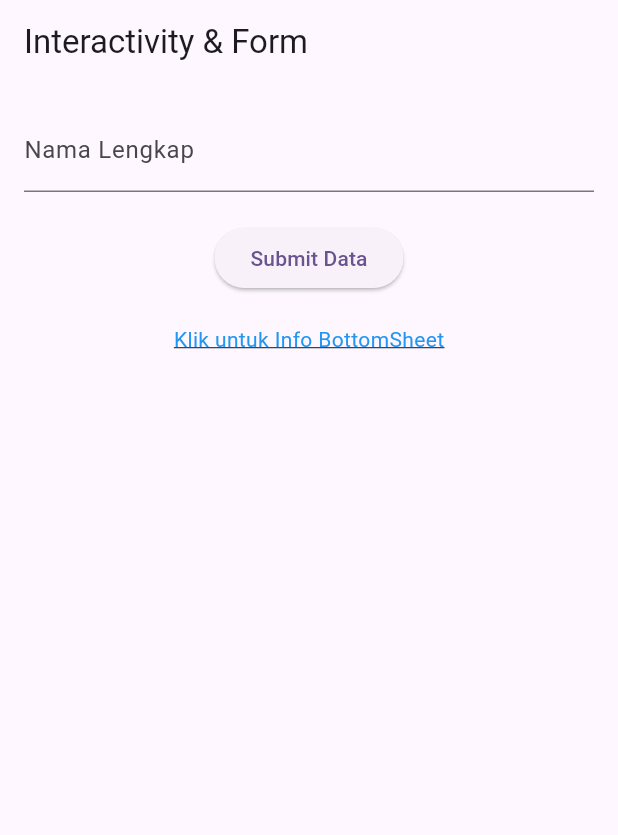
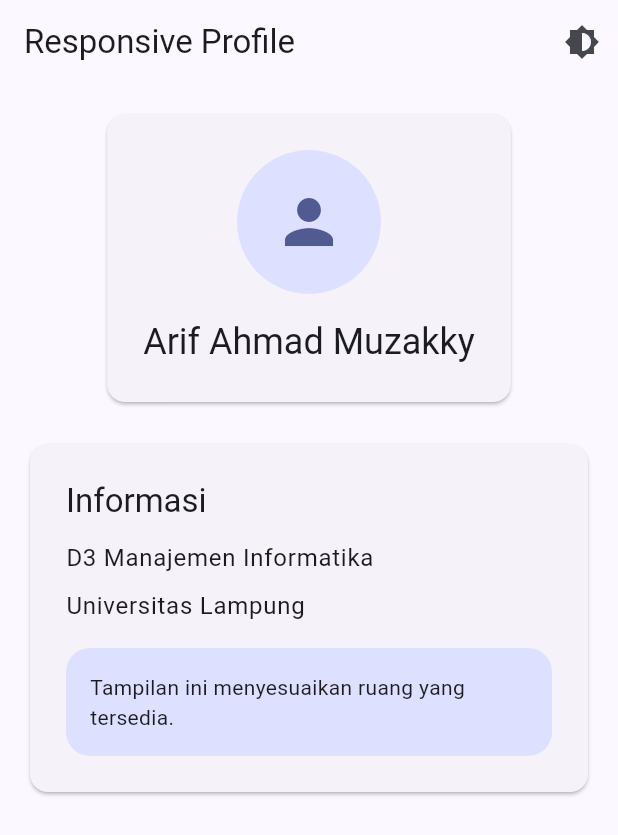
Before and after one commit to PaleHiu/prak-pwl-2407051017, a Flutter app: the screen it shows after launch, on a phone screen of 412 x 824 dp. Shown: the top 835 px of the screen. Run offline on Flutter 3.47's test engine with Material 3 defaults, Android fonts, the phone set to English and light mode, and no system bars.

Commit message:
Pertemuan 5: Adaptive & Responsive Design & Theming

```diff
--- /dev/null
+++ b/lib/app_theme.dart
@@ -0,0 +1,19 @@
+import 'package:flutter/material.dart';
+
+class AppTheme {
+  static final ThemeData lightTheme = ThemeData(
+    useMaterial3: true,
+    colorScheme: ColorScheme.fromSeed(
+      seedColor: Colors.indigo,
+      brightness: Brightness.light,
+    ),
+  );
+
+  static final ThemeData darkTheme = ThemeData(
+    useMaterial3: true,
+    colorScheme: ColorScheme.fromSeed(
+      seedColor: Colors.indigo,
+      brightness: Brightness.dark,
+    ),
+  );
+}
--- a/lib/main.dart
+++ b/lib/main.dart
@@ -1,25 +1,43 @@
 import 'package:flutter/material.dart';
-import 'column_widget.dart';
-import 'row_widget.dart';
-import 'first_widget.dart';
-import 'form_widget.dart';
+// import 'column_widget.dart';
+// import 'row_widget.dart';
+// import 'first_widget.dart';
+// import 'form_widget.dart';
+import 'app_theme.dart';
+import 'responsive_profile.dart';
 
 void main() {
   runApp(const MyApp());
 }
 
-class MyApp extends StatelessWidget {
+class MyApp extends StatefulWidget {
   const MyApp({super.key});
+
+  @override
+  State<MyApp> createState() => _MyAppState();
+}
+
+class _MyAppState extends State<MyApp> {
+  ThemeMode themeMode = ThemeMode.light;
+
+  void toggleTheme() {
+    setState(() {
+      themeMode =
+          themeMode == ThemeMode.light ? ThemeMode.dark : ThemeMode.light;
+    });
+  }
 
   @override
   Widget build(BuildContext context) {
     return MaterialApp(
-      title: 'Praktikum Mobile Lanjut',
-      theme: ThemeData(
-        colorScheme: ColorScheme.fromSeed(seedColor: Colors.deepPurple),
-        useMaterial3: true,
+      debugShowCheckedModeBanner: false,
+      title: 'Responsive Profile',
+      theme: AppTheme.lightTheme,
+      darkTheme: AppTheme.darkTheme,
+      themeMode: themeMode,
+      home: ResponsiveProfilePage(
+        onThemeChanged: toggleTheme,
       ),
-      home: const FormWidget(),
     );
   }
 }
--- /dev/null
+++ b/lib/responsive_profile.dart
@@ -0,0 +1,136 @@
+import 'package:flutter/material.dart';
+
+class ResponsiveProfilePage extends StatelessWidget {
+  final VoidCallback onThemeChanged;
+
+  const ResponsiveProfilePage({
+    super.key,
+    required this.onThemeChanged,
+  });
+
+  @override
+  Widget build(BuildContext context) {
+    final size = MediaQuery.of(context).size;
+
+    return Scaffold(
+      appBar: AppBar(
+        title: const Text('Responsive Profile'),
+        actions: [
+          IconButton(
+            onPressed: onThemeChanged,
+            icon: const Icon(Icons.brightness_6),
+          ),
+        ],
+      ),
+      body: Padding(
+        padding: EdgeInsets.all(size.width < 600 ? 16 : 32),
+        child: LayoutBuilder(
+          builder: (context, constraints) {
+            return OrientationBuilder(
+              builder: (context, orientation) {
+                final isWide =
+                    constraints.maxWidth >= 600 ||
+                    orientation == Orientation.landscape;
+
+                return isWide
+                    ? const Row(
+                        crossAxisAlignment: CrossAxisAlignment.start,
+                        children: [
+                          Expanded(child: _ProfileHeader()),
+                          SizedBox(width: 24),
+                          Expanded(child: _ProfileInfo()),
+                        ],
+                      )
+                    : const Column(
+                        children: [
+                          _ProfileHeader(),
+                          SizedBox(height: 20),
+                          _ProfileInfo(),
+                        ],
+                      );
+              },
+            );
+          },
+        ),
+      ),
+    );
+  }
+}
+
+class _ProfileHeader extends StatelessWidget {
+  const _ProfileHeader();
+
+  @override
+  Widget build(BuildContext context) {
+    return Card(
+      child: Padding(
+        padding: const EdgeInsets.all(24),
+        child: Column(
+          children: [
+            CircleAvatar(
+              radius: 48,
+              child: Icon(
+                Icons.person,
+                size: 48,
+                color: Theme.of(context).colorScheme.primary,
+              ),
+            ),
+            const SizedBox(height: 16),
+            Text(
+              'Arif Ahmad Muzakky',
+              style: Theme.of(context).textTheme.headlineSmall,
+              textAlign: TextAlign.center,
+            ),
+          ],
+        ),
+      ),
+    );
+  }
+}
+
+class _ProfileInfo extends StatelessWidget {
+  const _ProfileInfo();
+
+  @override
+  Widget build(BuildContext context) {
+    final scheme = Theme.of(context).colorScheme;
+
+    return Card(
+      child: Padding(
+        padding: const EdgeInsets.all(24),
+        child: Column(
+          crossAxisAlignment: CrossAxisAlignment.start,
+          children: [
+            Text(
+              'Informasi',
+              style: Theme.of(context).textTheme.titleLarge,
+            ),
+            const SizedBox(height: 12),
+            Text(
+              'D3 Manajemen Informatika',
+              style: Theme.of(context).textTheme.bodyLarge,
+            ),
+            const SizedBox(height: 8),
+            Text(
+              'Universitas Lampung',
+              style: Theme.of(context).textTheme.bodyLarge,
+            ),
+            const SizedBox(height: 16),
+            Container(
+              width: double.infinity,
+              padding: const EdgeInsets.all(16),
+              decoration: BoxDecoration(
+                color: scheme.primaryContainer,
+                borderRadius: BorderRadius.circular(16),
+              ),
+              child: Text(
+                'Tampilan ini menyesuaikan ruang yang tersedia.',
+                style: Theme.of(context).textTheme.bodyMedium,
+              ),
+            ),
+          ],
+        ),
+      ),
+    );
+  }
+}
```
